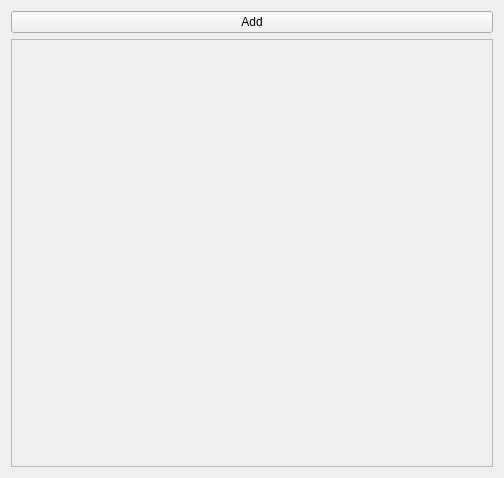
Above: src/Widget/PatchBay.ui from chuckfairy/liborza-qt before the change. Below: the same form after it.
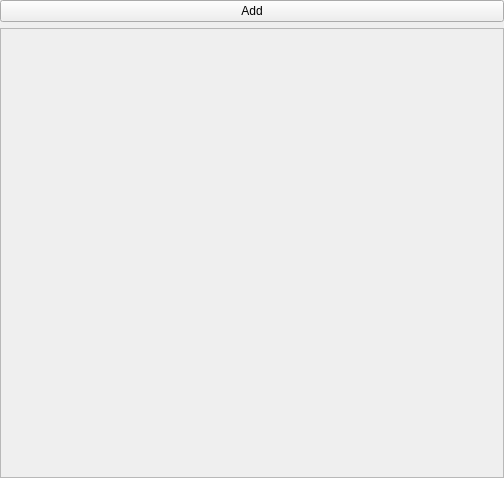
That is the form after the change.

Commit message: ui cleanup, list views for all dropdowns

The edit to the form file:
```diff
--- a/src/Widget/PatchBay.ui
+++ b/src/Widget/PatchBay.ui
@@ -14,6 +14,18 @@
    <string>Dialog</string>
   </property>
   <layout class="QGridLayout" name="gridLayout">
+   <property name="leftMargin">
+    <number>0</number>
+   </property>
+   <property name="topMargin">
+    <number>0</number>
+   </property>
+   <property name="rightMargin">
+    <number>0</number>
+   </property>
+   <property name="bottomMargin">
+    <number>0</number>
+   </property>
    <item row="0" column="0">
     <layout class="QHBoxLayout" name="horizontalLayout">
      <item>
@@ -41,8 +53,8 @@
        <rect>
         <x>0</x>
         <y>0</y>
-        <width>484</width>
-        <height>422</height>
+        <width>502</width>
+        <height>443</height>
        </rect>
       </property>
      </widget>
```
The commit also changes 7 other files.
